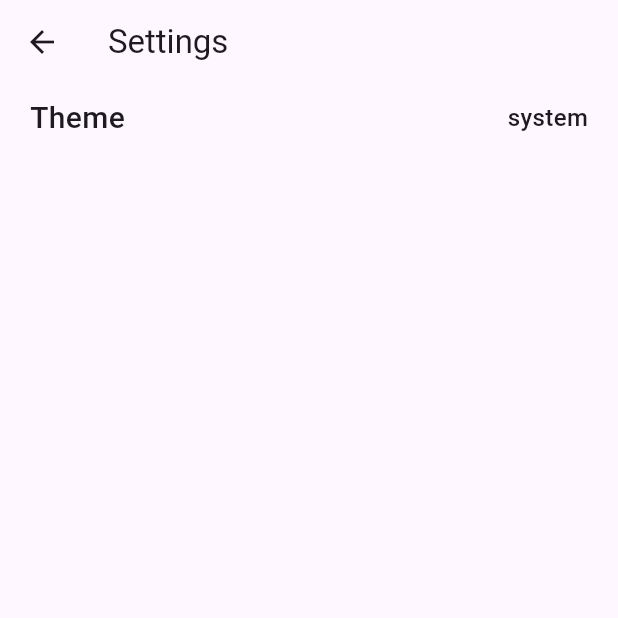
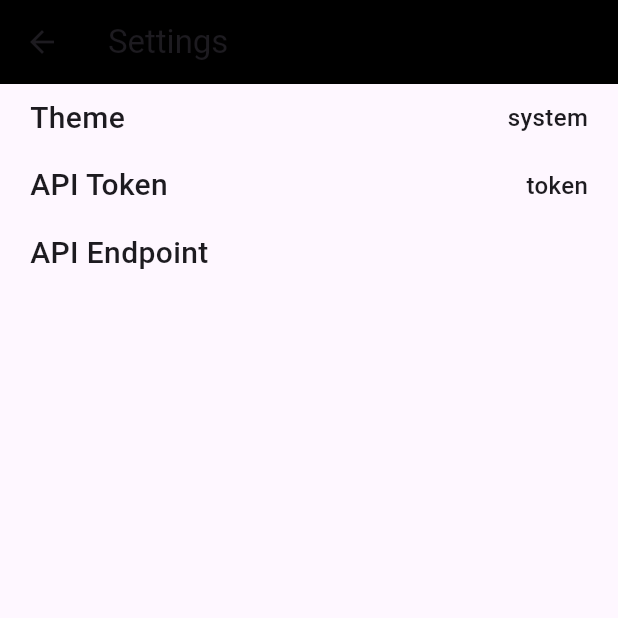
Before and after one commit to KishanPRao/kanbored, a Flutter app: the screen it shows after launch, after a tap on the "settings" icon, on a phone screen of 412 x 824 dp, the top half of it. Run offline on Flutter 3.47's test engine with Material 3 defaults, Android fonts, the phone set to English and light mode, and no system bars; our stand-ins replace shared_preferences.

Commit message:
settings api

```diff
--- a/lib/app_data.dart
+++ b/lib/app_data.dart
@@ -8,6 +8,8 @@ class AppData {
 
   static late SharedPreferences _preferences;
   static const prefTheme = "theme";
+  static const prefApiToken = "api_token";
+  static const prefApiEndpoint = "api_endpoint";
 
   static String getString(String key, String defaultValue) =>
       _preferences.getString(key) ?? defaultValue;
--- a/lib/main.dart
+++ b/lib/main.dart
@@ -57,6 +57,7 @@ class _HomeState extends State<Home> {
     return Scaffold(
       appBar: AppBar(
         title: Text(widget.title),
+        backgroundColor: context.theme.appColors.primary,
         actions: [
           IconButton(
               onPressed: () {
--- a/lib/settings_ui.dart
+++ b/lib/settings_ui.dart
@@ -17,12 +17,15 @@ class SettingsUi extends StatefulWidget {
 class SettingsUiState extends State<SettingsUi> {
   var theme =
       AppTheme.strToThemeMode(AppData.getString(AppData.prefTheme, "system"));
+  var apiToken = AppData.getString(AppData.prefApiToken, "");
+  var apiEndpoint = AppData.getString(AppData.prefApiEndpoint, "");
 
   @override
   Widget build(BuildContext context) {
     return Scaffold(
       appBar: AppBar(
         title: const Text("Settings"),
+        backgroundColor: context.theme.appColors.primary,
         leading: IconButton(
           onPressed: () => {Navigator.pop(context)},
           icon: const Icon(Icons.arrow_back),
@@ -31,7 +34,65 @@ class SettingsUiState extends State<SettingsUi> {
       body: Column(
         children: [
           buildSettingOption(context, "Theme", AppTheme.themeModeToStr(theme),
-              () async {
+              _showThemeOptions),
+          buildSettingOption(
+              context,
+              "API Token",
+              apiToken,
+              () => _showDialog("API Token", "Enter the API Token", (token) {
+                    AppData.setString(AppData.prefApiToken, token);
+                    setState(() {
+                      apiToken = token;
+                    });
+                  })),
+          buildSettingOption(
+              context,
+              "API Endpoint",
+              apiEndpoint,
+              () => _showDialog("API Endpoint", "Enter the API Endpoint",
+                      (endpoint) {
+                    AppData.setString(AppData.prefApiEndpoint, endpoint);
+                    setState(() {
+                      apiEndpoint = endpoint;
+                    });
+                  })),
+        ],
+      ),
+    );
+  }
+
+  void _showDialog(String title, String content, Function cb) async {
+    TextEditingController _textFieldController = TextEditingController();
+    return showDialog(
+      context: context,
+      builder: (context) {
+        return AlertDialog(
+          title: Text(title),
+          content: TextField(
+            controller: _textFieldController,
+            decoration: InputDecoration(hintText: content),
+          ),
+          actions: <Widget>[
+            TextButton(
+              child: const Text('CANCEL'),
+              onPressed: () {
+                Navigator.pop(context);
+              },
+            ),
+            TextButton(
+              child: const Text('OK'),
+              onPressed: () {
+                cb(_textFieldController.text);
+                Navigator.pop(context);
+              },
+            ),
+          ],
+        );
+      },
+    );
+  }
+
+  void _showThemeOptions() async {
     context.read<AppTheme>().themeMode = (await showDialog<ThemeMode>(
         context: context,
         builder: (BuildContext context) {
@@ -52,10 +113,6 @@ class SettingsUiState extends State<SettingsUi> {
         theme = context.read<AppTheme>().themeMode;
       });
     }
-          })
-        ],
-      ),
-    );
   }
 
   InkWell buildSettingOption(
```
Lines whose indentation alone changed are shown as unchanged.
